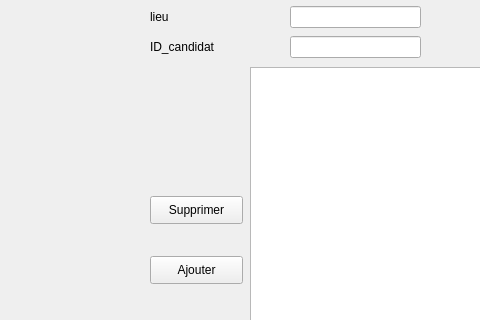
Qt form mainwindow.ui (neffatimohamedsaid7/projetQT) before a commit; both pictures show x 0 to 480 and y 340 to 660 of the 1131 by 783 pixel window.
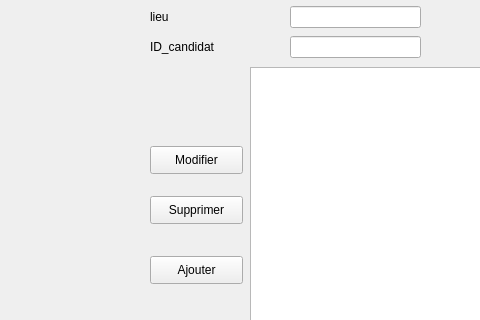
The same form after that commit.

```diff
--- a/mainwindow.ui
+++ b/mainwindow.ui
@@ -441,6 +441,19 @@
        </rect>
       </property>
      </widget>
+     <widget class="QPushButton" name="pushButton_Modifier2">
+      <property name="geometry">
+       <rect>
+        <x>0</x>
+        <y>340</y>
+        <width>93</width>
+        <height>28</height>
+       </rect>
+      </property>
+      <property name="text">
+       <string>Modifier</string>
+      </property>
+     </widget>
     </widget>
    </widget>
   </widget>
```
Left out of the diff: 13 changed lines with no effect on the pictures.
